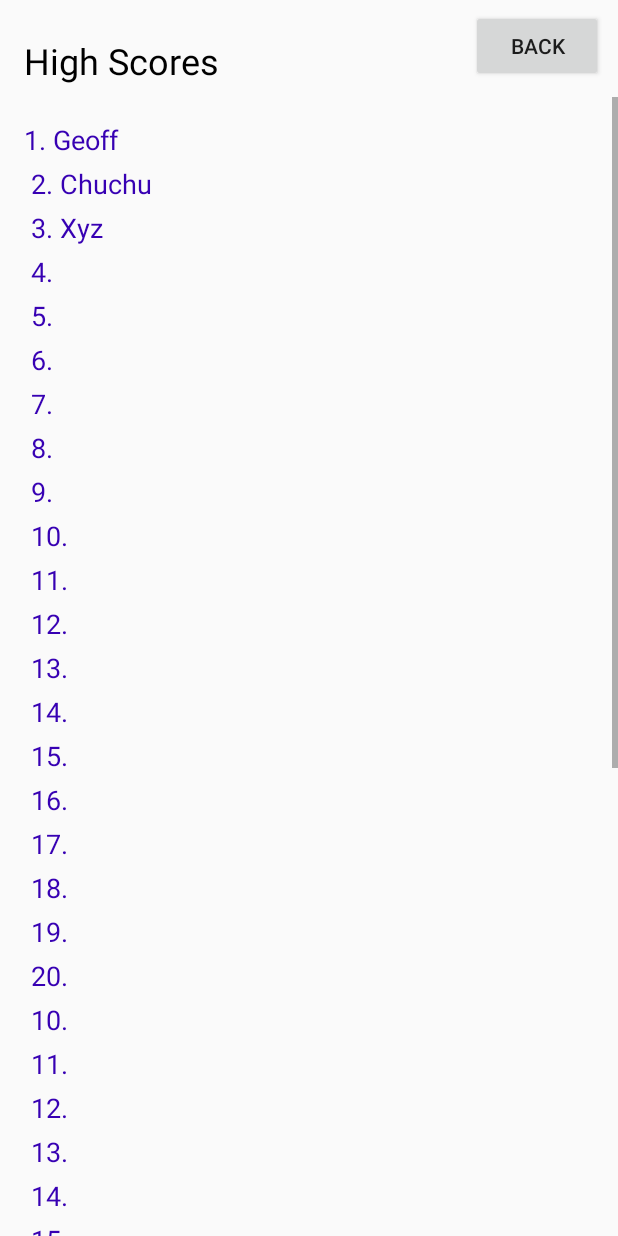
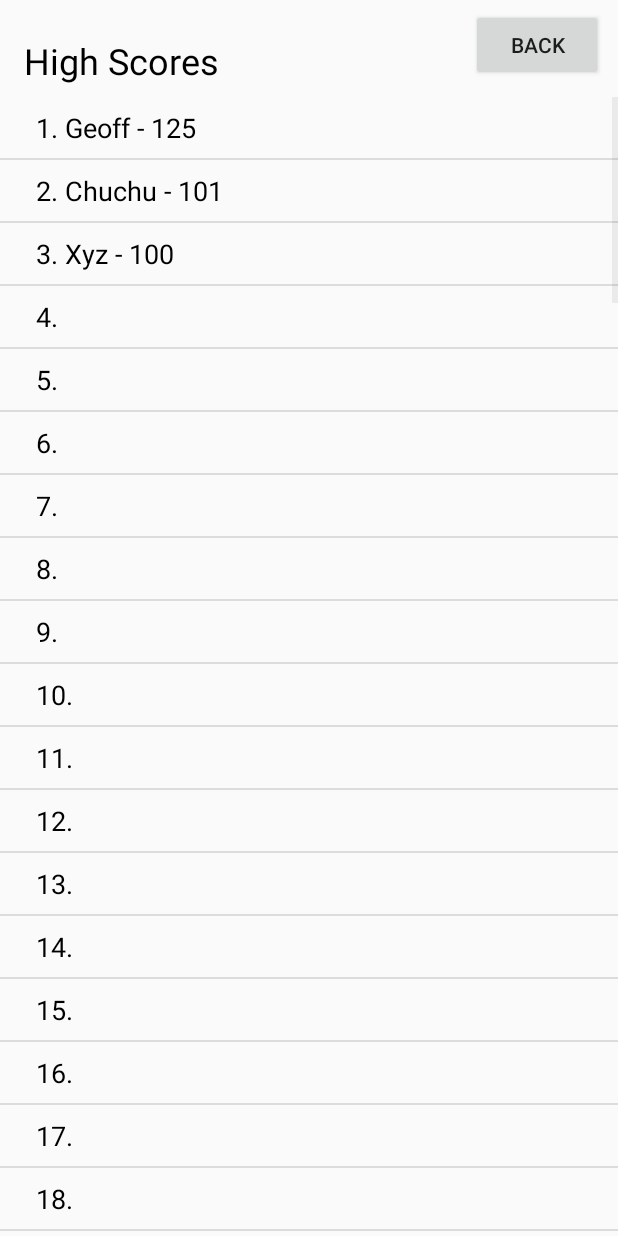
Before and after one commit to tejas-polakam/CS125Project, an Android app: the ScrollingScoreBoard screen opened directly, with no data from a screen before it, on a phone screen of 412 x 824 dp. Run offline under Robolectric (Android 15) with nearby library versions, the phone set to English and light mode, and no system bars.

Commit message:
Implemented scoreboard as ListView

```diff
--- a/app/src/main/java/hangman/cs125project/ScrollingScoreBoard.java
+++ b/app/src/main/java/hangman/cs125project/ScrollingScoreBoard.java
@@ -5,6 +5,8 @@ import android.os.Bundle;
 import android.support.v7.app.AppCompatActivity;
 import android.view.View;
 import android.widget.*;
+import java.util.List;
+import java.util.ArrayList;
 
 public class ScrollingScoreBoard extends AppCompatActivity {
 
@@ -19,7 +21,25 @@ public class ScrollingScoreBoard extends AppCompatActivity {
                 startActivity(new Intent(ScrollingScoreBoard.this, HomePage.class));
             }
         });
+        List<String> scoreList = getUserScores();
+        ListView list = findViewById(R.id.scorelist);
+        ArrayAdapter adapter = new ArrayAdapter<String>(this, R.layout.empty, R.id.textView3, scoreList);
+        list.setAdapter(adapter);
+    }
 
+    private List<String> getUserScores() {
+        //function to get all users, and format them into an array of strings
+        //example: Player "Boo" is in first with a score of 80 -> first index of array is "1. Boo - 80"
+        List<String> users = new ArrayList<>();
 
+        //placeholder code
+        users.add("1. Geoff - 125");
+        users.add("2. Chuchu - 101");
+        users.add("3. Xyz - 100");
+        for (int i = 4; i <= 100; i++) {
+            users.add(i + ".");
+        }
+
+        return users;
     }
 }
--- /dev/null
+++ b/app/src/main/java/hangman/cs125project/User.java
@@ -0,0 +1,23 @@
+package hangman.cs125project;
+import org.json.JSONArray;
+import org.json.JSONObject;
+import org.json.JSONStringer;
+
+public class User {
+    String username;
+    int score;
+    int gamesPlayed;
+    int id;
+    private static int userCount = 0;
+
+    public User(String setName) {
+        username = setName;
+        id = userCount;
+        userCount++;
+    }
+
+    public User(JSONObject userData) {
+
+    }
+
+}
--- a/app/src/main/res/drawable-v24/ic_launcher_foreground.xml
+++ b/app/src/main/res/drawable-v24/ic_launcher_foreground.xml
@@ -26,7 +26,7 @@
         </aapt:attr>
     </path>
     <path
-        android:fillColor="#FFFFFF"
+        android:fillColor="#e84a27"
         android:fillType="nonZero"
         android:pathData="M66.94,46.02L66.94,46.02C72.44,50.07 76,56.61 76,64L32,64C32,56.61 35.56,50.11 40.98,46.06L36.18,41.19C35.45,40.45 35.45,39.3 36.18,38.56C36.91,37.81 38.05,37.81 38.78,38.56L44.25,44.05C47.18,42.57 50.48,41.71 54,41.71C57.48,41.71 60.78,42.57 63.68,44.05L69.11,38.56C69.84,37.81 70.98,37.81 71.71,38.56C72.44,39.3 72.44,40.45 71.71,41.19L66.94,46.02ZM62.94,56.92C64.08,56.92 65,56.01 65,54.88C65,53.76 64.08,52.85 62.94,52.85C61.8,52.85 60.88,53.76 60.88,54.88C60.88,56.01 61.8,56.92 62.94,56.92ZM45.06,56.92C46.2,56.92 47.13,56.01 47.13,54.88C47.13,53.76 46.2,52.85 45.06,52.85C43.92,52.85 43,53.76 43,54.88C43,56.01 43.92,56.92 45.06,56.92Z"
         android:strokeWidth="1"
--- a/app/src/main/res/drawable/ic_launcher_background.xml
+++ b/app/src/main/res/drawable/ic_launcher_background.xml
@@ -5,7 +5,7 @@
     android:viewportWidth="108"
     android:viewportHeight="108">
     <path
-        android:fillColor="#008577"
+        android:fillColor="#13294b"
         android:pathData="M0,0h108v108h-108z" />
     <path
         android:fillColor="#00000000"
--- a/app/src/main/res/layout/activity_game.xml
+++ b/app/src/main/res/layout/activity_game.xml
@@ -116,7 +116,7 @@
         android:layout_width="0dp"
         android:layout_height="wrap_content"
         android:layout_marginTop="8dp"
-        android:text="(put wrong guesses here)"
+        android:text="Yay! You haven't made any wrong guesses!"
         app:layout_constraintEnd_toEndOf="@+id/textView7"
         app:layout_constraintStart_toStartOf="@+id/textView7"
         app:layout_constraintTop_toBottomOf="@+id/textView7" />
--- a/app/src/main/res/layout/activity_scrolling_score_board.xml
+++ b/app/src/main/res/layout/activity_scrolling_score_board.xml
@@ -20,26 +20,34 @@
         app:layout_constraintStart_toStartOf="parent"
         app:layout_constraintTop_toTopOf="parent" />
 
-    <ScrollView
-        android:id="@+id/scrollView2"
+    <!--<ScrollView-->
+        <!--android:id="@+id/scrollView2"-->
+        <!--android:layout_width="match_parent"-->
+        <!--android:layout_height="0dp"-->
+        <!--android:layout_marginTop="8dp"-->
+        <!--app:layout_constraintBottom_toBottomOf="parent"-->
+        <!--app:layout_constraintEnd_toEndOf="parent"-->
+        <!--app:layout_constraintStart_toStartOf="parent"-->
+        <!--app:layout_constraintTop_toBottomOf="@+id/textView4">-->
+
+        <!--<TextView-->
+            <!--android:id="@+id/textView2"-->
+            <!--android:layout_width="match_parent"-->
+            <!--android:layout_height="wrap_content"-->
+            <!--android:lineSpacingExtra="8sp"-->
+            <!--android:padding="16dp"-->
+            <!--android:text="@string/score_list"-->
+            <!--android:textColor="@color/design_default_color_primary_dark"-->
+            <!--android:textSize="18sp" />-->
+    <!--</ScrollView>-->
+
+    <ListView
+        android:id="@+id/scorelist"
         android:layout_width="match_parent"
         android:layout_height="0dp"
         android:layout_marginTop="8dp"
         app:layout_constraintBottom_toBottomOf="parent"
-        app:layout_constraintEnd_toEndOf="parent"
-        app:layout_constraintStart_toStartOf="parent"
-        app:layout_constraintTop_toBottomOf="@+id/textView4">
-
-        <TextView
-            android:id="@+id/textView2"
-            android:layout_width="match_parent"
-            android:layout_height="wrap_content"
-            android:lineSpacingExtra="8sp"
-            android:padding="16dp"
-            android:text="@string/score_list"
-            android:textColor="@color/design_default_color_primary_dark"
-            android:textSize="18sp" />
-    </ScrollView>
+        app:layout_constraintTop_toBottomOf="@+id/textView4"></ListView>
 
     <Button
         android:id="@+id/button"
--- /dev/null
+++ b/app/src/main/res/layout/empty.xml
@@ -0,0 +1,22 @@
+<?xml version="1.0" encoding="utf-8"?>
+<android.support.constraint.ConstraintLayout
+    xmlns:android="http://schemas.android.com/apk/res/android"
+    xmlns:app="http://schemas.android.com/apk/res-auto"
+    xmlns:tools="http://schemas.android.com/tools"
+    android:layout_width="match_parent"
+    android:layout_height="match_parent">
+
+    <TextView
+        android:id="@+id/textView3"
+        android:layout_width="wrap_content"
+        android:layout_height="wrap_content"
+        android:layout_marginStart="24dp"
+        android:layout_marginTop="8dp"
+        android:layout_marginBottom="8dp"
+        android:text="TextView"
+        android:textColor="@android:color/black"
+        android:textSize="18sp"
+        app:layout_constraintBottom_toBottomOf="parent"
+        app:layout_constraintStart_toStartOf="parent"
+        app:layout_constraintTop_toTopOf="parent" />
+</android.support.constraint.ConstraintLayout>
--- a/app/src/main/res/values/scores.xml
+++ b/app/src/main/res/values/scores.xml
@@ -1,7 +1,7 @@
 <?xml version="1.0" encoding="utf-8"?>
 <resources>
     <string name="score_list">
-        1. Geoff \n
+        1. Geoff\n
         2. Chuchu\n
         3. Xyz\n
         4.\n
```
